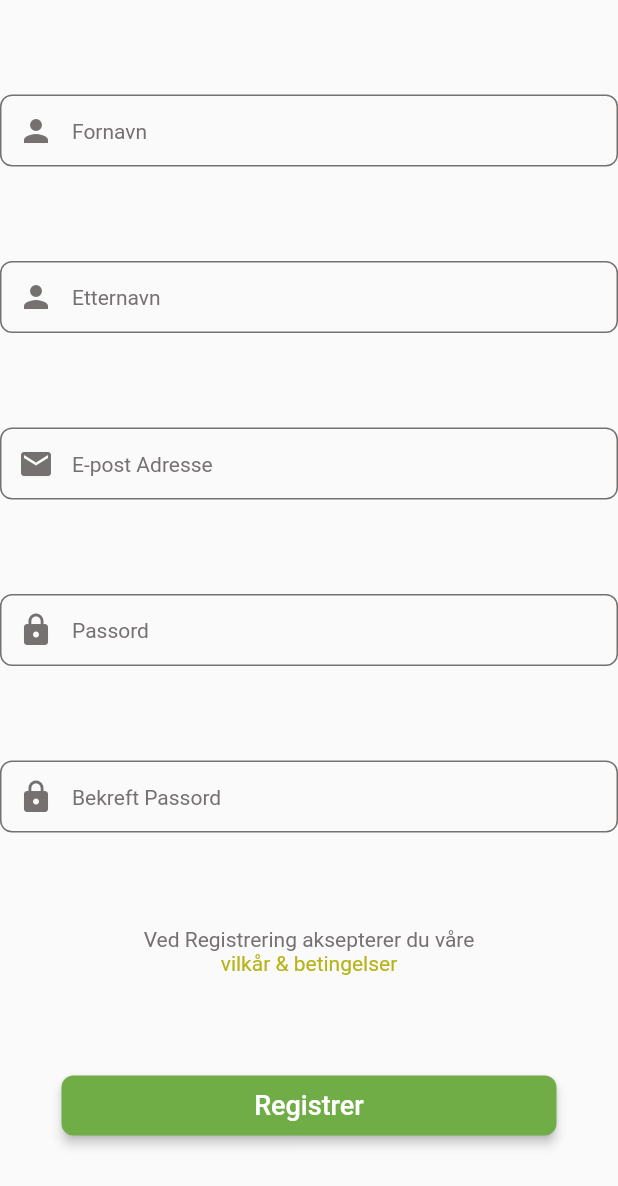
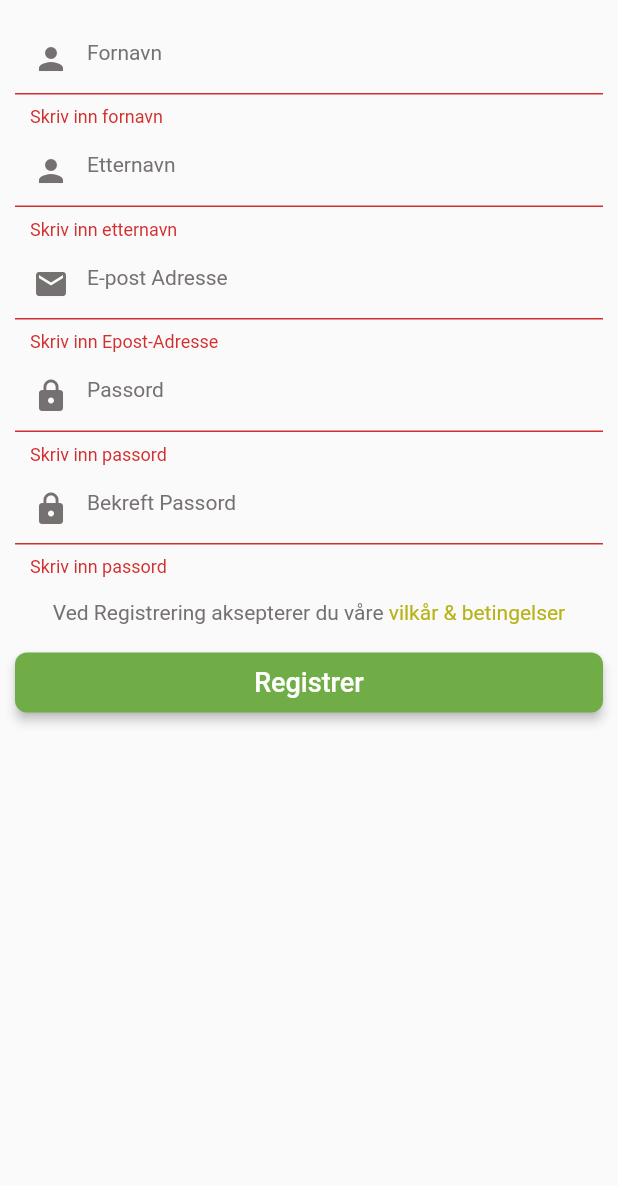
Before and after one commit to stianflatset/link_us, a Flutter app: the SignUpView widget shown alone on an empty page, opened directly, after a tap on "Registrer", on a phone screen of 412 x 824 dp. Shown: the top 1186 px of the screen. Run offline on Flutter 3.47's test engine with Material 2 defaults, Android fonts, the phone set to English and light mode, and no system bars; our stand-ins replace cloud_firestore, community_material_icon, firebase_auth, firebase_core; accounts and stored records are empty; network calls fail.

Commit message:
Update on error messages for logging in and singing up

```diff
--- a/lib/services/auth_service.dart
+++ b/lib/services/auth_service.dart
@@ -5,6 +5,7 @@
 
 class AuthService {
   final FirebaseAuth _firebaseAuth;
+  String error = '';
 
   AuthService(this._firebaseAuth);
 
@@ -18,15 +19,26 @@
     await _firebaseAuth.signOut();
   }
 
+
+  Future<String> signInWithEmailAndPassword(String email, String password) async {
+    return (await _firebaseAuth.signInWithEmailAndPassword(email: email, password: password)).toString();
+  }
+
   //Signing into the app through firebase auth with email and password
   Future<String> signIn({String email, String password}) async {
     try {
       await _firebaseAuth.signInWithEmailAndPassword(email: email, password: password);
           return "Signed in";
     } on FirebaseAuthException catch (e) {
+      if(e.code =='user-not-found') {
+        return e.message;
+      } else if (e.code=='wrong-password'){
+        //return e.message;
+      }
       return e.message;
-    }
+    } catch (e) {return (e);}
   }
+
 
   //Sign up into the app through firebase auth with email and password
   Future<String> signUp({String email, String password, String fornavn, String etternavn}) async {
@@ -34,11 +46,8 @@
       await _firebaseAuth.createUserWithEmailAndPassword(email: email, password: password).then((value) => DatabaseManager().addUser(fornavn, etternavn, email));
       return ("Signed up");
     } on FirebaseAuthException catch (e) {
+      print('error');
       return e.message;
-
     }
-
   }
-
-
 }
--- a/lib/views_login_reg/sign_up_view.dart
+++ b/lib/views_login_reg/sign_up_view.dart
@@ -1,4 +1,3 @@
-import 'package:firebase_auth/firebase_auth.dart';
 import 'package:flutter/cupertino.dart';
 import 'package:flutter/material.dart';
 import 'package:link_us/services/auth_service.dart';
@@ -12,23 +11,33 @@
   _SignUpViewState createState() => _SignUpViewState();
 }
 
-class _SignUpViewState extends State<SignUpView> {
 final TextEditingController fornavnController = TextEditingController();
 final TextEditingController etternavnController = TextEditingController();
 final TextEditingController emailController = TextEditingController();
 final TextEditingController passwordController1 = TextEditingController();
 final TextEditingController passwordController2 = TextEditingController();
+bool _validFornavn = false;
+bool _validEtternavn = false;
+bool _validEmail = false;
+bool _validPassword = false;
+bool _validPassword2 = false;
+
+
+class _SignUpViewState extends State<SignUpView> {
 
   @override
   Widget build(BuildContext context) {
     return Column(
       children: [
         Expanded(
-          child: Column(
-            mainAxisAlignment: MainAxisAlignment.spaceEvenly,
+          child: CupertinoScrollbar(
+            child: ListView(
+              padding: EdgeInsets.only(left:10.0, right: 10.0),
               children: [
+                Padding(padding: EdgeInsets.only(top: 15.0),),
                 // Inputfield for Fornavn
-              TextField(
+                Container(
+                  child: TextField(
                     controller: fornavnController,
                     decoration: InputDecoration(
                       prefixIcon: Icon(
@@ -45,10 +54,15 @@
                       contentPadding: EdgeInsets.all(10),
                       hintText: "Fornavn",
                       hintStyle: TextStyle(fontSize: 14, color: Palette.textColor1),
+                      errorText: _validFornavn ? 'Skriv inn fornavn' : null,
                     ),
                   ),
+                ),
+                Padding(padding: EdgeInsets.only(top: 5.0),),
                 //Inputfield for Etternavn
-              TextField(
+                Container(
+                  width: MediaQuery.of(context).size.width*0.75,
+                  child: TextField(
                     controller: etternavnController,
                     decoration: InputDecoration(
                       prefixIcon: Icon(
@@ -65,10 +79,15 @@
                       contentPadding: EdgeInsets.all(10),
                       hintText: "Etternavn",
                       hintStyle: TextStyle(fontSize: 14, color: Palette.textColor1),
+                      errorText: _validEtternavn ? 'Skriv inn etternavn' : null,
                     ),
                   ),
+                ),
+                Padding(padding: EdgeInsets.only(top: 5.0),),
                 // Inputfield for email
-              TextField(
+                Container(
+                  width: MediaQuery.of(context).size.width*0.75,
+                  child: TextField(
                     controller: emailController,
                     decoration: InputDecoration(
                       prefixIcon: Icon(
@@ -85,10 +104,16 @@
                       contentPadding: EdgeInsets.all(10),
                       hintText: "E-post Adresse",
                       hintStyle: TextStyle(fontSize: 14, color: Palette.textColor1),
+                      errorText: _validEmail ? 'Skriv inn Epost-Adresse' : null,
                     ),
                   ),
+                ),
+                Padding(padding: EdgeInsets.only(top: 5.0),),
                 // Inputfield for password
-              TextField(
+                Container(
+                  width: MediaQuery.of(context).size.width*0.75,
+                  child: TextField(
+                    obscureText: true,
                     controller: passwordController1,
                     decoration: InputDecoration(
                       prefixIcon: Icon(
@@ -105,10 +130,16 @@
                       contentPadding: EdgeInsets.all(10),
                       hintText: "Passord",
                       hintStyle: TextStyle(fontSize: 14, color: Palette.textColor1),
+                      errorText: _validPassword ? 'Skriv inn passord' : null,
                     ),
                   ),
+                ),
+                Padding(padding: EdgeInsets.only(top: 5.0),),
                 //Inputfield for confirming passord
-              TextField(
+                Container(
+                  width: MediaQuery.of(context).size.width*0.75,
+                  child: TextField(
+                    obscureText: true,
                     controller: passwordController2,
                     decoration: InputDecoration(
                       prefixIcon: Icon(
@@ -125,10 +156,15 @@
                       contentPadding: EdgeInsets.all(10),
                       hintText: "Bekreft Passord",
                       hintStyle: TextStyle(fontSize: 14, color: Palette.textColor1),
+                      errorText: _validPassword2 ? 'Skriv inn passord' : null,
                     ),
                   ),
+                ),
+                Padding(padding: EdgeInsets.only(top: 15.0),),
                 // Agree to our terms & conditions
-              Container(
+                Padding(
+                  padding: EdgeInsets.only(bottom: MediaQuery.of(context).viewInsets.bottom),
+                  child: Container(
                     width: 250,
                     child: RichText(
                       textAlign: TextAlign.center,
@@ -143,15 +179,27 @@
                           ]),
                     ),
                   ),
+                ),
+                Padding(padding: EdgeInsets.only(top: 15.0),),
                 // Button for Registrer
                 TextButton(
-                onPressed: () {
+                  onPressed: () async {
+                    setState(() {
+                      fornavnController.text.isEmpty ? _validFornavn = true : _validFornavn = false;
+                      etternavnController.text.isEmpty ? _validEtternavn = true : _validEtternavn = false;
+                      emailController.text.isEmpty ? _validEmail = true : _validEmail = false;
+                      passwordController1.text.isEmpty ? _validPassword = true : _validPassword = false;
+                      passwordController2.text.isEmpty ? _validPassword2 = true : _validPassword2 = false;
+                    });
+
+                    if (passwordController1.text == passwordController2.text) {
                       context.read<AuthService>().signUp(
                         email: emailController.text,
                         etternavn: etternavnController.text,
                         fornavn: fornavnController.text,
                         password: passwordController1.text,
                       );
+                    }
                   },
                   style: TextButton.styleFrom(
                     minimumSize: Size(330, 40),
@@ -168,6 +216,7 @@
                 ),
               ],
             ),
+          ),
         )
       ],
     );
```
Also changed, not shown: lib/views_login_reg/login_reg_menu.dart (+11 -4 lines), lib/views_login_reg/login_view.dart (+25 -7 lines). Lines whose indentation alone changed are shown as unchanged.
